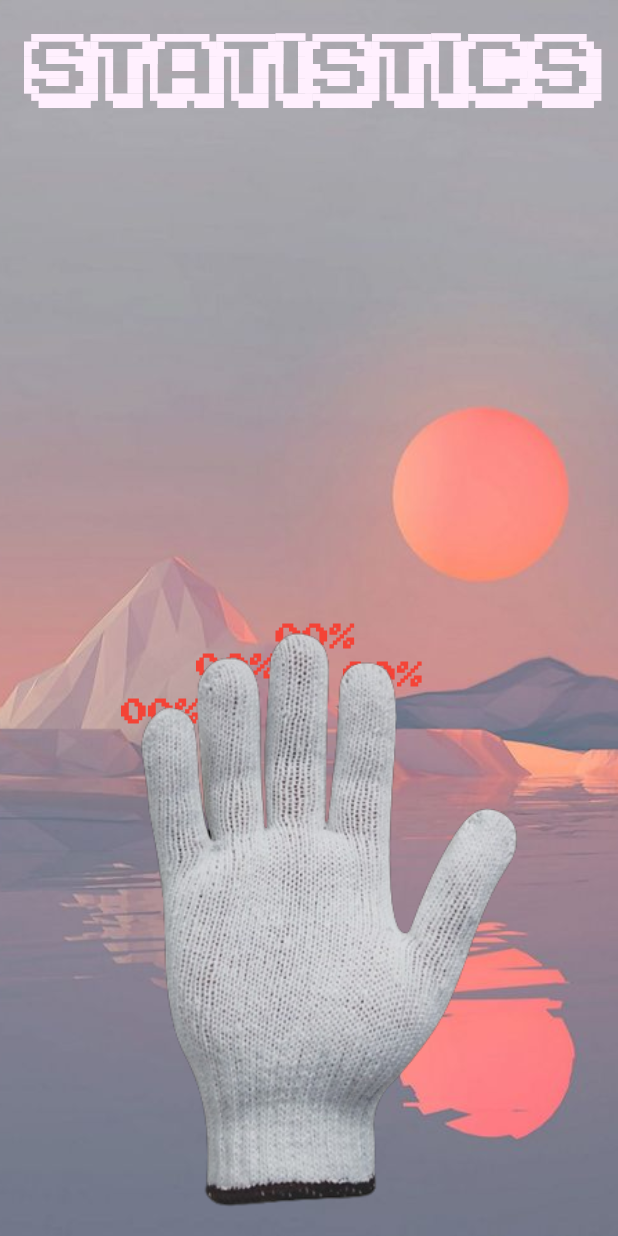
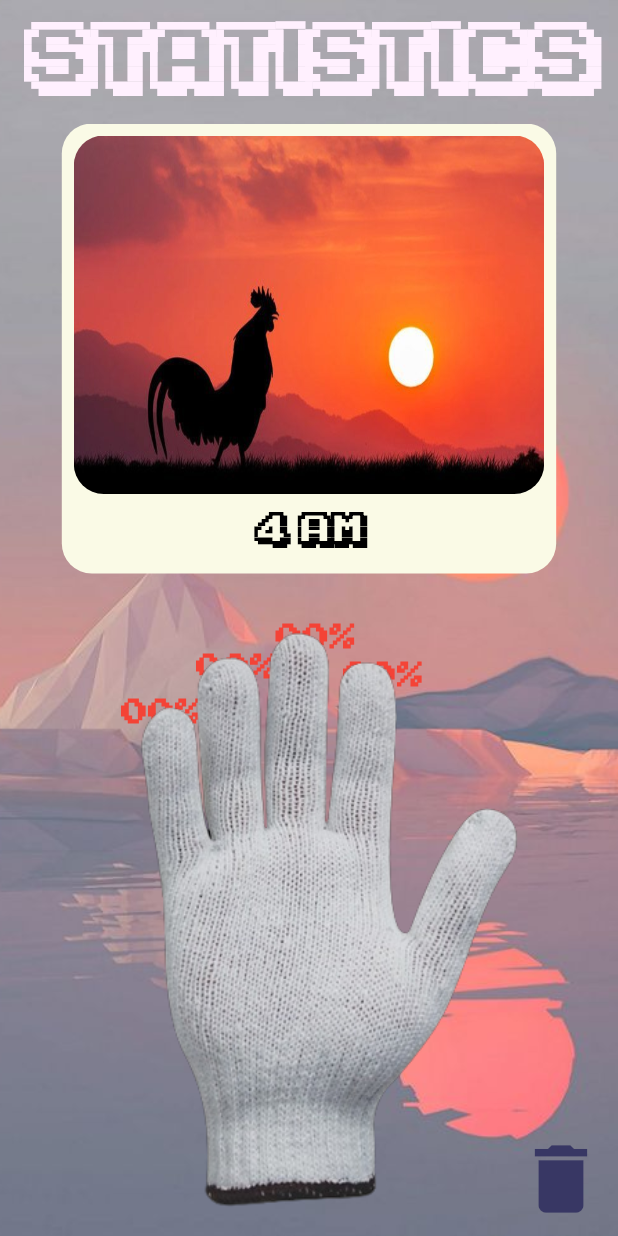
Before and after one commit to giladeldor/GloveHero, a Flutter app: the StatisticsPage screen opened directly, on a phone screen of 412 x 824 dp. Run offline on Flutter 3.47's test engine with Material 2 defaults, Android fonts, the phone set to English and light mode, and no system bars; drawn by our look-alikes of auto_size_text, carousel_slider; our stand-ins replace circular_countdown_timer, flutter_rating_bar, just_audio, permission_handler; missing offline and left inert: flutter_reactive_ble.

Commit message:
Added support for statistics.

```diff
--- a/glove_hero_app/lib/models/ble.dart
+++ b/glove_hero_app/lib/models/ble.dart
@@ -45,6 +45,13 @@ enum Input {
         Input.input3 => 2,
         Input.input4 => 3
       };
+
+  static const List<Input> realValues = [
+    Input.input1,
+    Input.input2,
+    Input.input3,
+    Input.input4
+  ];
 }
 
 class BleModel {
--- /dev/null
+++ b/glove_hero_app/lib/models/score.dart
@@ -0,0 +1,31 @@
+import 'dart:ui';
+
+import '../utils/constants.dart';
+
+enum ScoreType {
+  good,
+  bad,
+  miss;
+
+  factory ScoreType.fromDiff(int diff, int offset) {
+    if (diff <= offset / 2) {
+      return ScoreType.good;
+    } else if (diff <= offset) {
+      return ScoreType.bad;
+    } else {
+      return ScoreType.miss;
+    }
+  }
+
+  int get score => switch (this) {
+        ScoreType.good => goodScore,
+        ScoreType.bad => badScore,
+        ScoreType.miss => missScore,
+      };
+
+  Color get color => switch (this) {
+        ScoreType.good => const Color.fromARGB(255, 0, 255, 0),
+        ScoreType.bad => const Color.fromARGB(255, 0, 0, 255),
+        ScoreType.miss => const Color.fromARGB(255, 255, 0, 0),
+      };
+}
--- a/glove_hero_app/lib/models/song.dart
+++ b/glove_hero_app/lib/models/song.dart
@@ -2,8 +2,8 @@ import 'dart:convert';
 import 'dart:io';
 
 import 'package:flutter/services.dart';
-import 'package:path_provider/path_provider.dart';
 
+import '../utils/functions.dart';
 import 'high_score.dart';
 
 class Song {
@@ -22,7 +22,7 @@ class Song {
   String get audioAsset => "assets/audio/$_assetTitle.mp3";
   String get artAsset => "assets/song-art/$_assetTitle.jpg";
   Future<File> get touchFile async {
-    final file = File("${await _localDir}/touches/$_assetTitle.json");
+    final file = File("${await localDir}/touches/$_assetTitle.json");
     if (await file.exists() && await file.length() > 0) return file;
 
     await file.create(recursive: true);
@@ -35,13 +35,8 @@ class Song {
   }
 
   Future<File> get highScoreFile async {
-    final file = File("${await _localDir}/high-scores/$_assetTitle.json");
+    final file = File("${await localDir}/high-scores/$_assetTitle.json");
     return await file.create(recursive: true);
-  }
-
-  Future<String> get _localDir async {
-    final directory = await getApplicationDocumentsDirectory();
-    return directory.path;
   }
 
   String get _assetTitle =>
@@ -191,6 +186,9 @@ class SongManager {
     ),
   ];
 
+  static Song getSongByName(String name) =>
+      songs.firstWhere((element) => element.name == name);
+
   static Future<SongHighScores> getHighScores(Song song) async {
     final file = await song.highScoreFile;
     late SongHighScores highScores;
--- /dev/null
+++ b/glove_hero_app/lib/models/statistics.dart
@@ -0,0 +1,157 @@
+import 'dart:convert';
+import 'dart:io';
+
+import '../utils/functions.dart';
+import 'ble.dart';
+import 'score.dart';
+import 'song.dart';
+
+class InputStatistics {
+  InputStatistics()
+      : _scores = {},
+        _totalTouches = 0;
+
+  InputStatistics.merge(
+      {required InputStatistics stats1, required InputStatistics stats2})
+      : _scores = {
+          for (final scoreType in ScoreType.values)
+            scoreType: (stats1._scores[scoreType] ?? 0) +
+                (stats2._scores[scoreType] ?? 0),
+        },
+        _totalTouches = stats1._totalTouches + stats2._totalTouches;
+
+  final Map<ScoreType, int> _scores;
+  int _totalTouches;
+
+  void addScore(ScoreType scoreType) {
+    _scores.update(scoreType, (value) => value + 1, ifAbsent: () => 1);
+    _totalTouches++;
+  }
+
+  int get totalTouches => _totalTouches;
+  int getPercent(ScoreType scoreType) =>
+      (_scores[scoreType] ?? 0) *
+      100 ~/
+      (_totalTouches == 0 ? 1 : _totalTouches);
+
+  Map<String, dynamic> toJson() => {
+        'scores': _scores.map(
+          (key, value) => MapEntry(
+            key.index.toString(),
+            value,
+          ),
+        ),
+        'totalTouches': _totalTouches,
+      };
+
+  InputStatistics.fromJson(Map<String, dynamic> json)
+      : _scores = {
+          for (final entry in json['scores'].entries)
+            ScoreType.values[int.parse(entry.key)]: entry.value,
+        },
+        _totalTouches = json['totalTouches'];
+}
+
+class SongStatistics {
+  final Map<Input, InputStatistics> _statistics;
+
+  SongStatistics() : _statistics = {};
+
+  SongStatistics.merge(
+      {required SongStatistics stats1, required SongStatistics stats2})
+      : _statistics = {
+          for (final input in Input.realValues)
+            input: InputStatistics.merge(
+              stats1: stats1._statistics[input] ?? InputStatistics(),
+              stats2: stats2._statistics[input] ?? InputStatistics(),
+            ),
+        };
+
+  void addScore(Input input, ScoreType scoreType) {
+    _statistics
+        .update(input, (value) => value, ifAbsent: () => InputStatistics())
+        .addScore(scoreType);
+  }
+
+  int getPercent(Input input, ScoreType scoreType) =>
+      _statistics[input]?.getPercent(scoreType) ?? 0;
+
+  Map<String, dynamic> toJson() => {
+        'statistics': {
+          for (final entry in _statistics.entries)
+            entry.key.idx.toString(): entry.value.toJson(),
+        }
+      };
+
+  SongStatistics.fromJson(Map<String, dynamic> json)
+      : _statistics = {
+          for (final entry in json['statistics'].entries)
+            Input.fromIdx(int.parse(entry.key)): InputStatistics.fromJson(
+              entry.value,
+            ),
+        };
+}
+
+class StatisticsManager {
+  static Map<Song, SongStatistics>? __statistics;
+
+  static Future<Map<Song, SongStatistics>> get _statistics async {
+    if (__statistics != null) return __statistics!;
+
+    final file = await _statisticsFile;
+    if (await file.exists()) {
+      try {
+        final json = jsonDecode(await file.readAsString());
+        __statistics = {
+          for (final entry in json.entries)
+            SongManager.getSongByName(entry.key):
+                SongStatistics.fromJson(entry.value),
+        };
+      } catch (_) {}
+    }
+
+    __statistics ??= {};
+    return __statistics!;
+  }
+
+  static Future<File> get _statisticsFile async {
+    final file = File("${await localDir}/statistics.json");
+    return await file.create(recursive: true);
+  }
+
+  static Future<void> _saveStatistics() async {
+    final file = await _statisticsFile;
+    await file.create(recursive: true);
+
+    final json = {
+      for (final entry in (await _statistics).entries)
+        entry.key.name: entry.value.toJson(),
+    };
+
+    await file.writeAsString(
+      jsonEncode(json),
+    );
+  }
+
+  static Future<SongStatistics> getStatistics(Song song) async {
+    return (await _statistics)[song] ?? SongStatistics();
+  }
+
+  static Future<void> addStatistics(
+    Song song,
+    SongStatistics statistics,
+  ) async {
+    final stats = await _statistics;
+    stats.update(
+      song,
+      (value) => SongStatistics.merge(stats1: value, stats2: statistics),
+      ifAbsent: () => statistics,
+    );
+    await _saveStatistics();
+  }
+
+  static Future<void> reset() async {
+    await (await _statisticsFile).delete();
+    __statistics = null;
+  }
+}
--- a/glove_hero_app/lib/pages/song_selection_menu_page.dart
+++ b/glove_hero_app/lib/pages/song_selection_menu_page.dart
@@ -42,7 +42,7 @@ class _SongSelectionMenuPageState extends State<SongSelectionMenuPage> {
         body: Container(
           decoration: const BoxDecoration(
             image: DecorationImage(
-              image: AssetImage("assets/backgrounds/hills-background.jpeg"),
+              image: AssetImage("assets/backgrounds/hills-background.jpg"),
               fit: BoxFit.cover,
             ),
           ),
--- a/glove_hero_app/lib/pages/statistics_page.dart
+++ b/glove_hero_app/lib/pages/statistics_page.dart
@@ -1,9 +1,16 @@
 import 'dart:math';
 
+import 'package:carousel_slider/carousel_slider.dart';
 import 'package:flutter/material.dart';
+import 'package:glove_hero_app/models/score.dart';
+import 'package:glove_hero_app/models/song.dart';
+import 'package:glove_hero_app/models/statistics.dart';
+import 'package:glove_hero_app/widgets/glove_controls.dart';
 
+import '../models/controller_action.dart';
 import '../utils/styles.dart';
 import '../models/ble.dart';
+import '../widgets/song_card.dart';
 
 class StatisticsPage extends StatefulWidget {
   const StatisticsPage({super.key});
@@ -13,9 +20,14 @@ class StatisticsPage extends StatefulWidget {
 }
 
 class _StatisticsPageState extends State<StatisticsPage> {
+  final _carouselController = CarouselController();
+  SongStatistics _statistics = SongStatistics();
+
   @override
   Widget build(BuildContext context) {
-    return Scaffold(
+    return GloveControls(
+      onTouch: _onTouch,
+      child: Scaffold(
         body: Container(
           decoration: const BoxDecoration(
             image: DecorationImage(
@@ -24,31 +36,77 @@ class _StatisticsPageState extends State<StatisticsPage> {
             ),
           ),
           child: Stack(
-          children: List.generate(
-                Input.values.length - 1,
-                (index) => _getPercentWidget(0, Input.values[index + 1]),
-              ) +
+            children: Input.realValues
+                    .map((input) => _getPercentWidget(
+                          _statistics.getPercent(input, ScoreType.good) +
+                              _statistics.getPercent(input, ScoreType.bad),
+                          input,
+                        ))
+                    .toList() +
                 [
                   Align(
                     alignment: Alignment.bottomCenter,
                     child: Image.asset("assets/statistics-glove.png"),
                   ),
-                const Padding(
-                  padding: EdgeInsets.all(16.0),
-                  child: Column(
+                  Column(
                     crossAxisAlignment: CrossAxisAlignment.stretch,
                     children: [
-                      FittedBox(
+                      const Padding(
+                        padding:
+                            EdgeInsets.only(left: 16.0, top: 8.0, right: 16.0),
+                        child: FittedBox(
                           alignment: Alignment.center,
                           child: Text(
                             "Statistics",
                             style: titleTextStyle,
                           ),
                         ),
-                    ],
+                      ),
+                      Padding(
+                        padding: const EdgeInsets.symmetric(vertical: 16.0),
+                        child: CarouselSlider(
+                          items: SongCard.songs(onPressed: () {
+                            _carouselController.nextPage();
+                          }),
+                          carouselController: _carouselController,
+                          options: CarouselOptions(
+                            height: 300,
+                            aspectRatio: 16 / 9,
+                            viewportFraction: 0.8,
+                            initialPage: 0,
+                            enableInfiniteScroll: true,
+                            reverse: false,
+                            enlargeCenterPage: true,
+                            scrollDirection: Axis.horizontal,
+                            onPageChanged: (index, reason) async {
+                              _statistics =
+                                  await StatisticsManager.getStatistics(
+                                SongManager.songs[index],
+                              );
+                              setState(() {});
+                            },
+                          ),
+                        ),
+                      ),
+                      const Spacer(),
+                      Align(
+                        alignment: Alignment.centerRight,
+                        child: IconButton(
+                          onPressed: () async {
+                            await StatisticsManager.reset();
+                            setState(() {
+                              _statistics = SongStatistics();
+                            });
+                          },
+                          icon: const Icon(Icons.delete),
+                          iconSize: 60,
+                          color: const Color.fromARGB(255, 56, 55, 100),
                         ),
                       ),
                     ],
+                  ),
+                ],
+          ),
         ),
       ),
     );
@@ -95,4 +153,21 @@ class _StatisticsPageState extends State<StatisticsPage> {
       ),
     );
   }
+
+  _onTouch(Input input) {
+    final action = MenuAction.fromInput(input);
+
+    switch (action) {
+      case MenuAction.up:
+        _carouselController.nextPage();
+        break;
+      case MenuAction.down:
+        _carouselController.previousPage();
+        break;
+      case MenuAction.back:
+        Navigator.of(context).maybePop();
+        break;
+      default:
     }
+  }
+}
--- a/glove_hero_app/lib/utils/functions.dart
+++ b/glove_hero_app/lib/utils/functions.dart
@@ -1,4 +1,5 @@
 import 'package:flutter/widgets.dart';
+import 'package:path_provider/path_provider.dart';
 import '../models/audio_manager.dart';
 
 audioOnLifecycleChange(state) {
@@ -14,3 +15,8 @@ audioOnLifecycleChange(state) {
       break;
   }
 }
+
+Future<String> get localDir async {
+  final directory = await getApplicationDocumentsDirectory();
+  return directory.path;
+}
```
Also changed, not shown: glove_hero_app/lib/main.dart (+8 -4 lines), glove_hero_app/lib/pages/menu_page.dart (+6 -1 lines), glove_hero_app/lib/pages/single_player_mode_page.dart (+12 -37 lines). Lines whose indentation alone changed are shown as unchanged.
